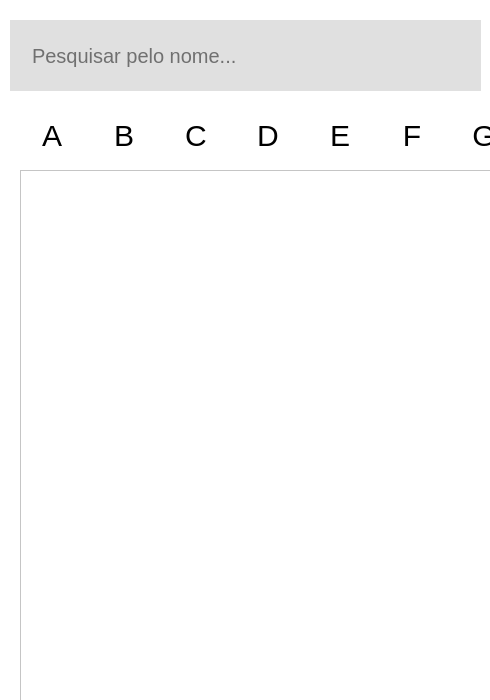
First picture: the form in mainwindow.ui, repository dc7devs/crud-contact-list, before the edit.
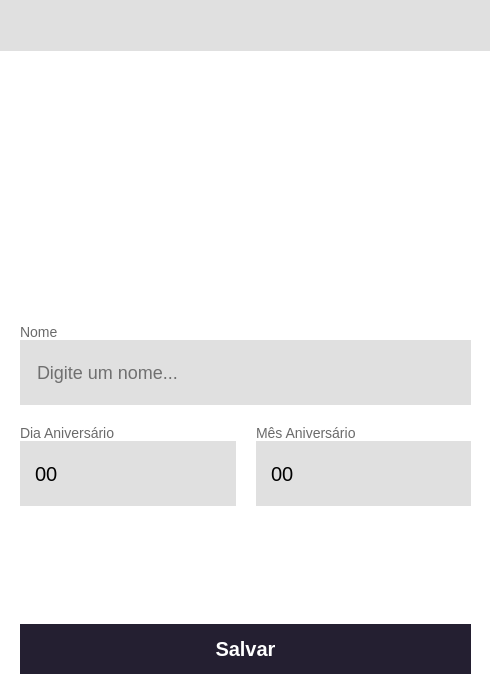
Second picture: the form after the edit. Icons and pictures are not drawn.

Commit message: [📱] contact details screen layout update

```diff
--- a/mainwindow.ui
+++ b/mainwindow.ui
@@ -39,6 +39,15 @@
    </size>
   </property>
   <widget class="QWidget" name="centralwidget">
+   <widget class="QWidget" name="MainScreen" native="true">
+    <property name="geometry">
+     <rect>
+      <x>0</x>
+      <y>0</y>
+      <width>491</width>
+      <height>701</height>
+     </rect>
+    </property>
    <widget class="QScrollArea" name="BoxFilterToLetter">
     <property name="enabled">
      <bool>true</bool>
@@ -897,7 +906,7 @@
      <rect>
       <x>20</x>
       <y>170</y>
-      <width>471</width>
+       <width>481</width>
       <height>531</height>
      </rect>
     </property>
@@ -947,15 +956,6 @@
        <normaloff>:/assets/assets/p-circle.svg</normaloff>:/assets/assets/p-circle.svg</iconset>
      </property>
     </item>
-    <item>
-     <property name="text">
-      <string>Lucas Caetano da Silva</string>
-     </property>
-     <property name="icon">
-      <iconset>
-       <normaloff>../../../../Pictures/Avatar/avatar-HARD.png</normaloff>../../../../Pictures/Avatar/avatar-HARD.png</iconset>
-     </property>
-    </item>
    </widget>
    <widget class="QPushButton" name="AddNewContact">
     <property name="enabled">
@@ -995,21 +995,678 @@
      </size>
     </property>
    </widget>
-   <widget class="QListView" name="ListView">
+   </widget>
+   <widget class="QWidget" name="DetailsScreen" native="true">
+    <property name="enabled">
+     <bool>true</bool>
+    </property>
     <property name="geometry">
      <rect>
-      <x>20</x>
-      <y>170</y>
-      <width>471</width>
-      <height>531</height>
+      <x>0</x>
+      <y>0</y>
+      <width>491</width>
+      <height>701</height>
      </rect>
     </property>
-   </widget>
-   <zorder>layoutWidget</zorder>
-   <zorder>BoxFilterToLetter</zorder>
-   <zorder>ListContact</zorder>
-   <zorder>AddNewContact</zorder>
-   <zorder>ListView</zorder>
+    <widget class="QFrame" name="frame">
+     <property name="geometry">
+      <rect>
+       <x>0</x>
+       <y>324</y>
+       <width>491</width>
+       <height>381</height>
+      </rect>
+     </property>
+     <property name="styleSheet">
+      <string notr="true">background: #FFF;
+border: 0px;</string>
+     </property>
+     <property name="frameShape">
+      <enum>QFrame::StyledPanel</enum>
+     </property>
+     <property name="frameShadow">
+      <enum>QFrame::Raised</enum>
+     </property>
+     <layout class="QGridLayout" name="gridLayout">
+      <property name="leftMargin">
+       <number>20</number>
+      </property>
+      <property name="topMargin">
+       <number>0</number>
+      </property>
+      <property name="rightMargin">
+       <number>20</number>
+      </property>
+      <property name="bottomMargin">
+       <number>0</number>
+      </property>
+      <property name="horizontalSpacing">
+       <number>20</number>
+      </property>
+      <property name="verticalSpacing">
+       <number>0</number>
+      </property>
+      <item row="1" column="0" colspan="2">
+       <widget class="QLineEdit" name="lineEditName">
+        <property name="styleSheet">
+         <string notr="true">background-color: #E0E0E0;
+height: 35px;
+padding: 15px;
+
+font-size: 18px;
+
+margin-bottom: 20px;</string>
+        </property>
+        <property name="inputMask">
+         <string/>
+        </property>
+        <property name="text">
+         <string/>
+        </property>
+        <property name="placeholderText">
+         <string>Digite um nome...</string>
+        </property>
+       </widget>
+      </item>
+      <item row="0" column="0" colspan="2">
+       <widget class="QLabel" name="labelName">
+        <property name="styleSheet">
+         <string notr="true">color: #6A6A6A;
+background: none;
+font-weight: 400;
+font-size: 14px;
+
+padding: 0;</string>
+        </property>
+        <property name="text">
+         <string>Nome</string>
+        </property>
+       </widget>
+      </item>
+      <item row="9" column="0" colspan="2">
+       <spacer name="verticalSpacer_2">
+        <property name="orientation">
+         <enum>Qt::Vertical</enum>
+        </property>
+        <property name="sizeType">
+         <enum>QSizePolicy::Fixed</enum>
+        </property>
+        <property name="sizeHint" stdset="0">
+         <size>
+          <width>470</width>
+          <height>31</height>
+         </size>
+        </property>
+       </spacer>
+      </item>
+      <item row="8" column="0" colspan="2">
+       <widget class="QPushButton" name="ButtonSave">
+        <property name="cursor">
+         <cursorShape>PointingHandCursor</cursorShape>
+        </property>
+        <property name="styleSheet">
+         <string notr="true">background: #241F31;
+color: #FFF;
+height: 50px;
+
+font-size: 20px;
+font-weight: 700;</string>
+        </property>
+        <property name="text">
+         <string>Salvar</string>
+        </property>
+       </widget>
+      </item>
+      <item row="2" column="0">
+       <widget class="QLabel" name="labelDay">
+        <property name="styleSheet">
+         <string notr="true">color: #6A6A6A;
+background: none;
+font-weight: 400;
+font-size: 14px;
+
+padding: 0;
+</string>
+        </property>
+        <property name="text">
+         <string>Dia Aniversário</string>
+        </property>
+       </widget>
+      </item>
+      <item row="2" column="1">
+       <widget class="QLabel" name="labelMonth">
+        <property name="styleSheet">
+         <string notr="true">color: #6A6A6A;
+background: none;
+font-weight: 400;
+font-size: 14px;
+
+padding: 0;</string>
+        </property>
+        <property name="text">
+         <string>Mês Aniversário</string>
+        </property>
+       </widget>
+      </item>
+      <item row="5" column="0">
+       <widget class="QComboBox" name="comboBoxDay">
+        <property name="styleSheet">
+         <string notr="true">QComboBox {
+	background-color: #E0E0E0;
+	height: 35px;
+	padding: 15px;
+
+	font-size: 20px;
+}
+QComboBox:item:selected {
+	color: #000;
+	background-color: #E0E0E0;
+}
+QComboBox:item::hover {
+	color: #000;
+	background-color: #E0E0E0;
+}
+
+QComboBox::drop-down {border: 0px;}
+
+QComboBox::down-arrow {
+	width: 16px;
+	hight: 16px;
+	margin-right: 32px;
+	image: url(&quot;:/assets/assets/arrow-down.svg&quot;);
+}
+
+</string>
+        </property>
+        <property name="inputMethodHints">
+         <set>Qt::ImhNone</set>
+        </property>
+        <property name="editable">
+         <bool>false</bool>
+        </property>
+        <property name="currentText">
+         <string/>
+        </property>
+        <property name="currentIndex">
+         <number>-1</number>
+        </property>
+        <property name="maxVisibleItems">
+         <number>3</number>
+        </property>
+        <property name="maxCount">
+         <number>32</number>
+        </property>
+        <property name="sizeAdjustPolicy">
+         <enum>QComboBox::AdjustToContentsOnFirstShow</enum>
+        </property>
+        <property name="minimumContentsLength">
+         <number>0</number>
+        </property>
+        <property name="placeholderText">
+         <string>00</string>
+        </property>
+        <property name="duplicatesEnabled">
+         <bool>false</bool>
+        </property>
+        <property name="frame">
+         <bool>true</bool>
+        </property>
+        <item>
+         <property name="text">
+          <string>01</string>
+         </property>
+        </item>
+        <item>
+         <property name="text">
+          <string>02</string>
+         </property>
+        </item>
+        <item>
+         <property name="text">
+          <string>03</string>
+         </property>
+        </item>
+        <item>
+         <property name="text">
+          <string>04</string>
+         </property>
+        </item>
+        <item>
+         <property name="text">
+          <string>05</string>
+         </property>
+        </item>
+        <item>
+         <property name="text">
+          <string>06</string>
+         </property>
+        </item>
+        <item>
+         <property name="text">
+          <string>07</string>
+         </property>
+        </item>
+        <item>
+         <property name="text">
+          <string>08</string>
+         </property>
+        </item>
+        <item>
+         <property name="text">
+          <string>09</string>
+         </property>
+        </item>
+        <item>
+         <property name="text">
+          <string>10</string>
+         </property>
+        </item>
+        <item>
+         <property name="text">
+          <string>11</string>
+         </property>
+        </item>
+        <item>
+         <property name="text">
+          <string>12</string>
+         </property>
+        </item>
+        <item>
+         <property name="text">
+          <string>13</string>
+         </property>
+        </item>
+        <item>
+         <property name="text">
+          <string>14</string>
+         </property>
+        </item>
+        <item>
+         <property name="text">
+          <string>15</string>
+         </property>
+        </item>
+        <item>
+         <property name="text">
+          <string>16</string>
+         </property>
+        </item>
+        <item>
+         <property name="text">
+          <string>17</string>
+         </property>
+        </item>
+        <item>
+         <property name="text">
+          <string>18</string>
+         </property>
+        </item>
+        <item>
+         <property name="text">
+          <string>19</string>
+         </property>
+        </item>
+        <item>
+         <property name="text">
+          <string>20</string>
+         </property>
+        </item>
+        <item>
+         <property name="text">
+          <string>21</string>
+         </property>
+        </item>
+        <item>
+         <property name="text">
+          <string>22</string>
+         </property>
+        </item>
+        <item>
+         <property name="text">
+          <string>23</string>
+         </property>
+        </item>
+        <item>
+         <property name="text">
+          <string>24</string>
+         </property>
+        </item>
+        <item>
+         <property name="text">
+          <string>25</string>
+         </property>
+        </item>
+        <item>
+         <property name="text">
+          <string>26</string>
+         </property>
+        </item>
+        <item>
+         <property name="text">
+          <string>27</string>
+         </property>
+        </item>
+        <item>
+         <property name="text">
+          <string>28</string>
+         </property>
+        </item>
+        <item>
+         <property name="text">
+          <string>29</string>
+         </property>
+        </item>
+        <item>
+         <property name="text">
+          <string>30</string>
+         </property>
+        </item>
+        <item>
+         <property name="text">
+          <string>31</string>
+         </property>
+        </item>
+       </widget>
+      </item>
+      <item row="5" column="1">
+       <widget class="QComboBox" name="comboBoxMonth">
+        <property name="layoutDirection">
+         <enum>Qt::LeftToRight</enum>
+        </property>
+        <property name="styleSheet">
+         <string notr="true">QComboBox {
+	background-color: #E0E0E0;
+	height: 35px;
+	padding: 15px;
+
+	font-size: 20px;
+}
+QComboBox:item:selected {
+	color: #000;
+	background-color: #E0E0E0;
+}
+QComboBox:item::hover {
+	color: #000;
+	background-color: #E0E0E0;
+}
+
+QComboBox::drop-down {border: 0px;}
+
+QComboBox::down-arrow {
+	width: 16px;
+	hight: 16px;
+	margin-right: 32px;
+	image: url(&quot;:/assets/assets/arrow-down.svg&quot;);
+}
+
+</string>
+        </property>
+        <property name="inputMethodHints">
+         <set>Qt::ImhNone</set>
+        </property>
+        <property name="currentIndex">
+         <number>-1</number>
+        </property>
+        <property name="maxVisibleItems">
+         <number>3</number>
+        </property>
+        <property name="maxCount">
+         <number>13</number>
+        </property>
+        <property name="insertPolicy">
+         <enum>QComboBox::InsertAtCurrent</enum>
+        </property>
+        <property name="iconSize">
+         <size>
+          <width>16</width>
+          <height>16</height>
+         </size>
+        </property>
+        <property name="placeholderText">
+         <string>00</string>
+        </property>
+        <item>
+         <property name="text">
+          <string>01</string>
+         </property>
+        </item>
+        <item>
+         <property name="text">
+          <string>02</string>
+         </property>
+        </item>
+        <item>
+         <property name="text">
+          <string>03</string>
+         </property>
+        </item>
+        <item>
+         <property name="text">
+          <string>04</string>
+         </property>
+        </item>
+        <item>
+         <property name="text">
+          <string>05</string>
+         </property>
+        </item>
+        <item>
+         <property name="text">
+          <string>06</string>
+         </property>
+        </item>
+        <item>
+         <property name="text">
+          <string>07</string>
+         </property>
+        </item>
+        <item>
+         <property name="text">
+          <string>08</string>
+         </property>
+        </item>
+        <item>
+         <property name="text">
+          <string>09</string>
+         </property>
+        </item>
+        <item>
+         <property name="text">
+          <string>10</string>
+         </property>
+        </item>
+        <item>
+         <property name="text">
+          <string>11</string>
+         </property>
+        </item>
+        <item>
+         <property name="text">
+          <string>12</string>
+         </property>
+        </item>
+       </widget>
+      </item>
+      <item row="7" column="0" colspan="2">
+       <spacer name="verticalSpacer">
+        <property name="orientation">
+         <enum>Qt::Vertical</enum>
+        </property>
+        <property name="sizeType">
+         <enum>QSizePolicy::Expanding</enum>
+        </property>
+        <property name="sizeHint" stdset="0">
+         <size>
+          <width>20</width>
+          <height>133</height>
+         </size>
+        </property>
+       </spacer>
+      </item>
+     </layout>
+    </widget>
+    <widget class="QFrame" name="ContainerImage">
+     <property name="geometry">
+      <rect>
+       <x>-1</x>
+       <y>52</y>
+       <width>491</width>
+       <height>271</height>
+      </rect>
+     </property>
+     <property name="styleSheet">
+      <string notr="true">background: #FFF;
+border: none;
+outline: none;</string>
+     </property>
+     <property name="frameShape">
+      <enum>QFrame::StyledPanel</enum>
+     </property>
+     <property name="frameShadow">
+      <enum>QFrame::Raised</enum>
+     </property>
+     <layout class="QHBoxLayout" name="horizontalLayout_2">
+      <item>
+       <widget class="QLabel" name="label">
+        <property name="sizePolicy">
+         <sizepolicy hsizetype="Maximum" vsizetype="Fixed">
+          <horstretch>0</horstretch>
+          <verstretch>0</verstretch>
+         </sizepolicy>
+        </property>
+        <property name="styleSheet">
+         <string notr="true"/>
+        </property>
+        <property name="text">
+         <string notr="true"/>
+        </property>
+        <property name="textFormat">
+         <enum>Qt::AutoText</enum>
+        </property>
+        <property name="pixmap">
+         <pixmap resource="assets.qrc">:/assets/assets/person-circle.png</pixmap>
+        </property>
+        <property name="scaledContents">
+         <bool>true</bool>
+        </property>
+        <property name="alignment">
+         <set>Qt::AlignCenter</set>
+        </property>
+        <property name="wordWrap">
+         <bool>true</bool>
+        </property>
+        <property name="indent">
+         <number>0</number>
+        </property>
+        <property name="openExternalLinks">
+         <bool>false</bool>
+        </property>
+        <property name="textInteractionFlags">
+         <set>Qt::TextSelectableByMouse</set>
+        </property>
+       </widget>
+      </item>
+     </layout>
+    </widget>
+    <widget class="QFrame" name="NavigatorBar">
+     <property name="geometry">
+      <rect>
+       <x>0</x>
+       <y>0</y>
+       <width>491</width>
+       <height>51</height>
+      </rect>
+     </property>
+     <property name="styleSheet">
+      <string notr="true">/*background: #241F31; */
+background-color: #E0E0E0;
+border: none;
+outline: none;</string>
+     </property>
+     <property name="frameShape">
+      <enum>QFrame::StyledPanel</enum>
+     </property>
+     <property name="frameShadow">
+      <enum>QFrame::Raised</enum>
+     </property>
+     <layout class="QHBoxLayout" name="horizontalLayout_3">
+      <property name="spacing">
+       <number>0</number>
+      </property>
+      <property name="leftMargin">
+       <number>0</number>
+      </property>
+      <property name="topMargin">
+       <number>0</number>
+      </property>
+      <property name="rightMargin">
+       <number>0</number>
+      </property>
+      <property name="bottomMargin">
+       <number>0</number>
+      </property>
+      <item>
+       <widget class="QPushButton" name="backPutton">
+        <property name="sizePolicy">
+         <sizepolicy hsizetype="Fixed" vsizetype="Minimum">
+          <horstretch>0</horstretch>
+          <verstretch>0</verstretch>
+         </sizepolicy>
+        </property>
+        <property name="cursor">
+         <cursorShape>PointingHandCursor</cursorShape>
+        </property>
+        <property name="styleSheet">
+         <string notr="true">padding-left: 10px;
+background: none;
+border: none;
+outline: none;
+</string>
+        </property>
+        <property name="text">
+         <string/>
+        </property>
+        <property name="icon">
+         <iconset resource="assets.qrc">
+          <normaloff>:/assets/assets/arrow-left-small_b.svg</normaloff>:/assets/assets/arrow-left-small_b.svg</iconset>
+        </property>
+        <property name="iconSize">
+         <size>
+          <width>35</width>
+          <height>35</height>
+         </size>
+        </property>
+       </widget>
+      </item>
+      <item>
+       <widget class="QLabel" name="titleSection">
+        <property name="sizePolicy">
+         <sizepolicy hsizetype="Minimum" vsizetype="Preferred">
+          <horstretch>0</horstretch>
+          <verstretch>0</verstretch>
+         </sizepolicy>
+        </property>
+        <property name="font">
+         <font>
+          <pointsize>15</pointsize>
+         </font>
+        </property>
+        <property name="styleSheet">
+         <string notr="true">background: none;
+border: none;
+outline: none;</string>
+        </property>
+        <property name="text">
+         <string/>
+        </property>
+        <property name="alignment">
+         <set>Qt::AlignCenter</set>
+        </property>
+       </widget>
+      </item>
+     </layout>
+    </widget>
+   </widget>
   </widget>
  </widget>
  <resources>
```
Lines whose indentation alone changed are shown as unchanged. The commit also changes 10 other files.
